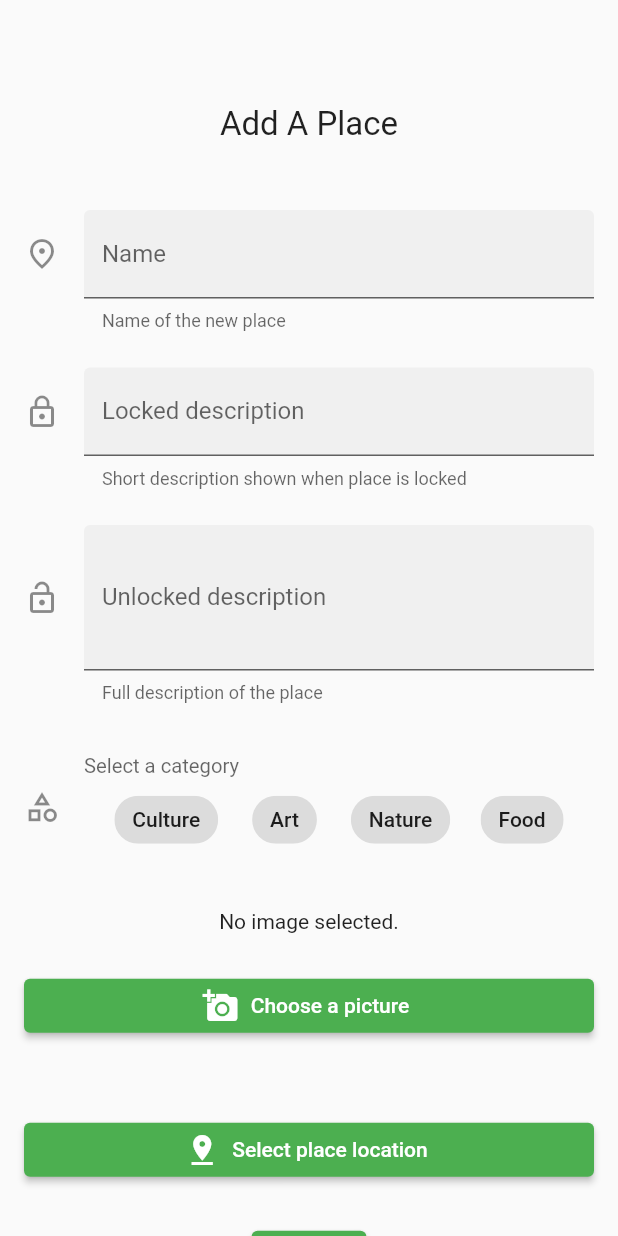
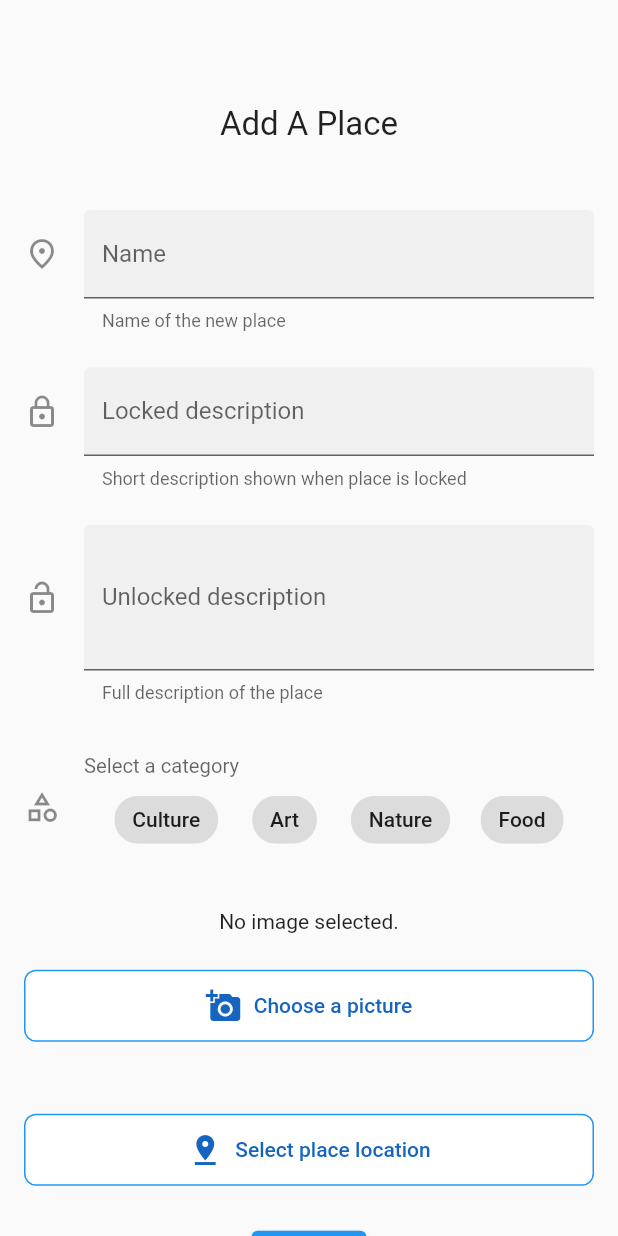
Before and after one commit to fulcus/urbanhunt, a Flutter app: the Contribute screen opened directly, on a phone screen of 412 x 824 dp. Run offline on Flutter 3.47's test engine with Material 2 defaults, Android fonts, the phone set to English and light mode, and no system bars; our stand-ins replace cloud_firestore, firebase_auth, firebase_core, firebase_storage, flutter_signin_button, geolocator and 3 more; missing offline and left inert: google_maps_place_picker; accounts and stored records are empty.

Commit message:
styled contribute buttons

```diff
--- a/lib/contribute/contribute.dart
+++ b/lib/contribute/contribute.dart
@@ -20,6 +20,16 @@ class Contribute extends StatelessWidget {
     return ScaffoldMessenger(
       key: _scaffoldMessengerKey,
       child: Scaffold(
+        /*
+        appBar: PreferredSize(
+          preferredSize: Size.fromHeight(80),
+          child: AppBar(
+            iconTheme: IconThemeData(color: Colors.white),
+            title: const Text('Saved Suggestions',
+                style: TextStyle(color: Colors.white)),
+            backgroundColor: Colors.pink,
+          ),
+        ),*/
         body: const AddPlaceForm(),
       ),
     );
@@ -59,79 +69,6 @@ class AddPlaceFormState extends State<AddPlaceForm> {
     super.dispose();
   }
 
-  void _handleSubmitted() {
-    final form = _formKey.currentState!;
-    if (!form.validate()) {
-      _autoValidateMode =
-          AutovalidateMode.always; // Start validating on every change.
-      showInSnackBar('Error in form');
-      form.save(); // ?
-      // debugging
-      Navigator.of(_formKey.currentState!.context)
-          .push(MaterialPageRoute<void>(builder: (_) => ContributeThankYou()));
-    } else {
-      form.save();
-      addPlace(data);
-      print(data.name + data.lockedDescr + data.unlockedDescr);
-      Navigator.of(_formKey.currentState!.context)
-          .push(MaterialPageRoute<void>(builder: (_) => ContributeThankYou()));
-      //showInSnackBar('Added Place');
-      // todo clear form or something to present brand new form
-      form.reset();
-    }
-  }
-
-  void showInSnackBar(String value) {
-    _scaffoldMessengerKey.currentState!.hideCurrentSnackBar();
-    _scaffoldMessengerKey.currentState!.showSnackBar(SnackBar(
-      content: Text(value),
-    ));
-  }
-
-  //todo use built in validators https://pub.dev/packages/flutter_form_builder
-
-  String? _validateName(String? value) {
-    if (value == null || value.isEmpty) {
-      return 'Name is required';
-    }
-    /*final nameExp = RegExp(r'^[A-Za-z ]+$');
-    if (!nameExp.hasMatch(value)) {
-      return 'Please enter only alphabetical characters';
-    }*/
-    if (value.length > 50) {
-      return 'Name is too long, use at most 50 characters';
-    }
-    return null;
-  }
-
-  String? _validateLockedDescr(String? value) {
-    if (value == null || value.isEmpty) {
-      return 'Locked description is required';
-    }
-    /*final nameExp = RegExp(r'^[A-Za-z ]+$');
-    if (!nameExp.hasMatch(value)) {
-      return 'Please enter only alphabetical characters';
-    }*/
-    if (value.length > 150) {
-      return 'Locked description is too long, use at most 150 characters';
-    }
-    return null;
-  }
-
-  String? _validateUnlockedDescr(String? value) {
-    if (value == null || value.isEmpty) {
-      return 'Unlocked description is required';
-    }
-    /*final nameExp = RegExp(r'^[A-Za-z ]+$');
-    if (!nameExp.hasMatch(value)) {
-      return 'Please enter only alphabetical characters';
-    }*/
-    if (value.length > 500) {
-      return 'Unlocked description is too long, use at most 500 characters';
-    }
-    return null;
-  }
-
   @override
   Widget build(BuildContext context) {
     const sizedBoxSpace = SizedBox(height: 24);
@@ -164,34 +101,6 @@ class AddPlaceFormState extends State<AddPlaceForm> {
               },
               validator: _validateName,
             ),
-
-            /*
-            FormBuilderCheckboxGroup(
-              name: 'category_selector',
-              //alignment: WrapAlignment.spaceEvenly,
-              //crossAxisAlignment: WrapCrossAlignment.center,
-              decoration: InputDecoration(
-                prefixIcon: Padding(
-                  padding: EdgeInsets.only(bottom: 100), // add padding to adjust icon
-                  child: Icon(Icons.category_outlined),
-                ),
-                //icon: Icon(Icons.category_outlined),
-                labelStyle: TextStyle(),
-                border: InputBorder.none,
-                labelText: 'Select categories',
-              ),
-              options: [
-                FormBuilderFieldOption(
-                    value: 'Culture', child: Text('Culture')),
-                FormBuilderFieldOption(value: 'Nature', child: Text('Nature')),
-                FormBuilderFieldOption(value: 'Art', child: Text('Art')),
-                FormBuilderFieldOption(value: 'Sport', child: Text('Sport')),
-              ],
-              onSaved: (value) {
-                data.categories = value as List<String>;
-                //print('value of categories: ' + value.toString() + value.runtimeType.toString());
-              },
-            ),*/
             sizedBoxSpace,
             TextFormField(
               focusNode: _lockedDescr,
@@ -256,10 +165,29 @@ class AddPlaceFormState extends State<AddPlaceForm> {
                     ),
             ),
             sizedBoxSpace,
-            ElevatedButton.icon(
+            TextButton.icon(
               onPressed: getImage,
               label: Text('Choose a picture'),
               icon: Icon(Icons.add_a_photo),
+              style: ButtonStyle(
+                  //elevation: MaterialStateProperty.all<double>(10),
+                  padding: MaterialStateProperty.all<EdgeInsets>(
+                      EdgeInsets.symmetric(horizontal: 20, vertical: 12)),
+                  overlayColor: MaterialStateProperty.resolveWith(
+                    (states) {
+                      return states.contains(MaterialState.pressed)
+                          ? Colors.blue[50]
+                          : null;
+                    },
+                  ),
+                  foregroundColor:
+                      MaterialStateProperty.all<Color>(Colors.blue[800]!),
+                  backgroundColor:
+                      MaterialStateProperty.all<Color>(Colors.white),
+                  shape: MaterialStateProperty.all<RoundedRectangleBorder>(
+                      RoundedRectangleBorder(
+                          borderRadius: BorderRadius.circular(8.0),
+                          side: BorderSide(color: Colors.blue)))),
             ),
             sizedBoxSpace,
             data.selectedLocation == null
@@ -267,10 +195,29 @@ class AddPlaceFormState extends State<AddPlaceForm> {
                 : Text(
                     data.selectedLocation!.formattedAddress ?? 'No location'),
             sizedBoxSpace,
-            ElevatedButton.icon(
+            TextButton.icon(
               label: Text('Select place location'),
               icon: Icon(Icons.pin_drop),
               onPressed: () => openLocationPicker(context),
+              style: ButtonStyle(
+                  //elevation: MaterialStateProperty.all<double>(10),
+                  padding: MaterialStateProperty.all<EdgeInsets>(
+                      EdgeInsets.symmetric(horizontal: 20, vertical: 12)),
+                  overlayColor: MaterialStateProperty.resolveWith(
+                    (states) {
+                      return states.contains(MaterialState.pressed)
+                          ? Colors.blue[50]
+                          : null;
+                    },
+                  ),
+                  foregroundColor:
+                      MaterialStateProperty.all<Color>(Colors.blue[800]!),
+                  backgroundColor:
+                      MaterialStateProperty.all<Color>(Colors.white),
+                  shape: MaterialStateProperty.all<RoundedRectangleBorder>(
+                      RoundedRectangleBorder(
+                          borderRadius: BorderRadius.circular(8.0),
+                          side: BorderSide(color: Colors.blue)))),
             ),
             sizedBoxSpace,
             Center(
@@ -284,6 +231,71 @@ class AddPlaceFormState extends State<AddPlaceForm> {
         ),
       ),
     );
+  }
+
+  void _handleSubmitted() {
+    final form = _formKey.currentState!;
+    if (!form.validate()) {
+      _autoValidateMode =
+          AutovalidateMode.always; // Start validating on every change.
+      showInSnackBar('Error in form');
+      form.save(); // ?
+      // debugging
+      Navigator.of(_formKey.currentState!.context)
+          .push(MaterialPageRoute<void>(builder: (_) => ContributeThankYou()));
+    } else {
+      form.save();
+      addPlace(data);
+      print(data.name + data.lockedDescr + data.unlockedDescr);
+      Navigator.of(_formKey.currentState!.context)
+          .push(MaterialPageRoute<void>(builder: (_) => ContributeThankYou()));
+      //showInSnackBar('Added Place');
+      // todo clear form or something to present brand new form
+      form.reset();
+    }
+  }
+
+  void showInSnackBar(String value) {
+    _scaffoldMessengerKey.currentState!.hideCurrentSnackBar();
+    _scaffoldMessengerKey.currentState!.showSnackBar(SnackBar(
+      content: Text(value),
+    ));
+  }
+
+  //todo use built in validators https://pub.dev/packages/flutter_form_builder
+
+  String? _validateName(String? value) {
+    if (value == null || value.isEmpty) {
+      return 'Name is required';
+    }
+    /*final nameExp = RegExp(r'^[A-Za-z ]+$');
+    if (!nameExp.hasMatch(value)) {
+      return 'Please enter only alphabetical characters';
+    }*/
+    if (value.length > 50) {
+      return 'Name is too long, use at most 50 characters';
+    }
+    return null;
+  }
+
+  String? _validateLockedDescr(String? value) {
+    if (value == null || value.isEmpty) {
+      return 'Locked description is required';
+    }
+    if (value.length > 150) {
+      return 'Locked description is too long, use at most 150 characters';
+    }
+    return null;
+  }
+
+  String? _validateUnlockedDescr(String? value) {
+    if (value == null || value.isEmpty) {
+      return 'Unlocked description is required';
+    }
+    if (value.length > 500) {
+      return 'Unlocked description is too long, use at most 500 characters';
+    }
+    return null;
   }
 
   void openLocationPicker(BuildContext context) {
@@ -304,16 +316,24 @@ class AddPlaceFormState extends State<AddPlaceForm> {
               //usePlaceDetailSearch: true,
               onPlacePicked: (result) {
                 setState(() {
-                  data.selectedLocation = result;
-                  data.location = GeoPoint(result.geometry!.location.lat,
-                      result.geometry!.location.lng);
-                  data.street = result.formattedAddress ?? '';
+                  try {
+                    data.selectedLocation = result;
+                    data.location = GeoPoint(result.geometry!.location.lat,
+                        result.geometry!.location.lng);
+                    data.street = result.formattedAddress ?? '';
 
-                  result.addressComponents!.forEach((item) => print(
-                      item.shortName)); //todo assign or remove zip city state
-                  //data.zip;
-                  //data.city;
-                  //data.country;
+                    //is street, zip, city, country necessary?
+                    result.addressComponents!.asMap().forEach((i, item) {
+                      print('$i :' + item.shortName);
+                    });
+
+                    data.city = result.addressComponents![2].shortName;
+                    data.country =
+                        result.addressComponents![6].shortName; // IT for Italy
+                    data.zip = int.parse(result.addressComponents![7].longName);
+                  } on Exception catch (exception) {
+                    print(exception);
+                  }
                 });
                 Navigator.of(context).pop();
               },
@@ -384,7 +404,7 @@ class AddPlaceFormState extends State<AddPlaceForm> {
       'address': {
         'zip': zip,
         'city': city,
-        'state': state,
+        'country': state,
         'street': placeData.street
       },
       'categories': placeData.categories,
--- a/lib/main.dart
+++ b/lib/main.dart
@@ -3,6 +3,7 @@ import 'package:firebase_core/firebase_core.dart';
 import 'package:flutter/material.dart';
 
 import 'auth.dart';
+import 'explore.dart';
 
 Future<void> main() async {
   WidgetsFlutterBinding.ensureInitialized();
@@ -16,11 +17,12 @@ class App extends StatelessWidget {
     return MaterialApp(
       title: 'Hunt Your Picture',
       home: Scaffold(
+        //body: Home(),
         body: AuthTypeSelector(),
       ),
       theme: ThemeData(
-        primarySwatch: Colors.green,
-        scaffoldBackgroundColor: Colors.greenAccent[50],
+        primarySwatch: Colors.blue,
+        scaffoldBackgroundColor: Colors.blueAccent[50],
       ),
     );
   }
--- a/pubspec.yaml
+++ b/pubspec.yaml
@@ -12,12 +12,11 @@ dependencies:
   firebase_auth: ^1.1.0
   firebase_core: ^1.0.3
   firebase_storage: ^8.0.3
+  flutter_form_builder: ^6.0.0-nullsafety.1
   flutter_signin_button: ^2.0.0
   geolocator: ^7.0.3
   google_maps_flutter: ^2.0.3
-
   google_maps_place_picker: ^2.0.0-nullsafety.3
-
   google_sign_in: ^5.0.2
   image_picker: ^0.7.4
   location: ^4.1.1
```
